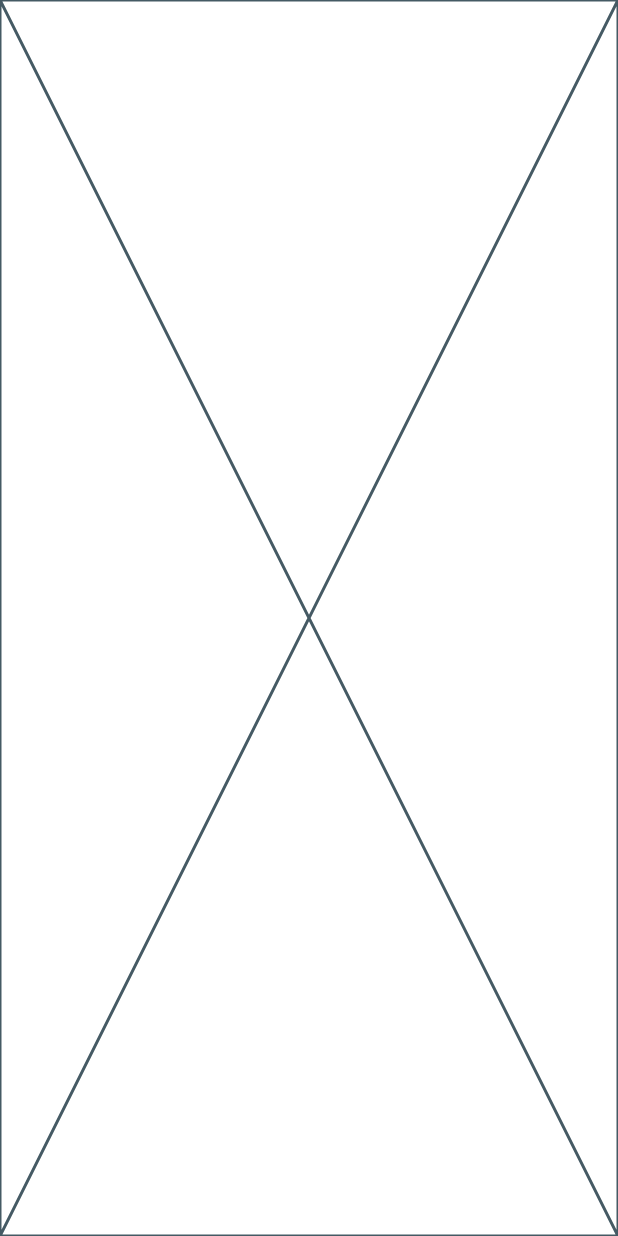
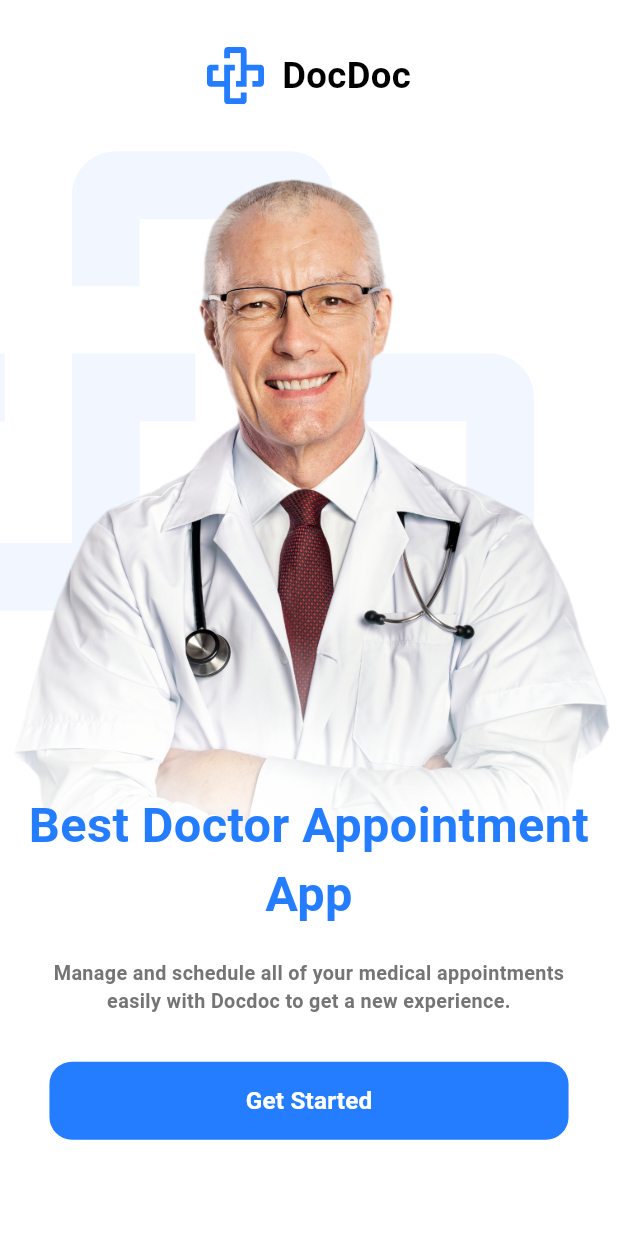
Before and after one commit to wogoodwael/flutter_advanced_app, a Flutter app: the screen it shows after launch, on a phone screen of 412 x 824 dp. Run offline on Flutter 3.47's test engine with Material 3 defaults, Android fonts, the phone set to English and light mode, and no system bars; our stand-ins replace flutter_screenutil, flutter_svg.

Commit message:
added images and svgs to asset folder made a file for doc app client added navigation extentions added routing folder added colors and text style added login screen added onboarding screen

```diff
--- /dev/null
+++ b/lib/core/helper/extentions.dart
@@ -0,0 +1,33 @@
+import 'package:flutter/material.dart';
+
+extension Navigation on BuildContext {
+  Future<dynamic> pushNamed(String routeName, {Object? arguments}) {
+    return Navigator.of(this).pushNamed(routeName, arguments: arguments);
+  }
+
+  Future<dynamic> pushReplacementNamed(String routeName, {Object? arguments}) {
+    return Navigator.of(
+      this,
+    ).pushReplacementNamed(routeName, arguments: arguments);
+  }
+
+  Future<dynamic> pushNamedAndRemoveUntil(
+    String routeName, {
+    Object? arguments,
+    required RoutePredicate predicate,
+  }) {
+    return Navigator.of(
+      this,
+    ).pushNamedAndRemoveUntil(routeName, predicate, arguments: arguments);
+  }
+
+  void pop() => Navigator.of(this).pop();
+}
+
+extension StringExtension on String? {
+  bool isNullOrEmpty() => this == null || this == "";
+}
+
+extension ListExtension<T> on List<T>? {
+  bool isNullOrEmpty() => this == null || this!.isEmpty;
+}
--- /dev/null
+++ b/lib/core/routing/app_router.dart
@@ -0,0 +1,27 @@
+import 'package:advanced_app/core/routing/routes.dart';
+import 'package:advanced_app/features/auth/login/login_screen.dart';
+import 'package:advanced_app/features/onboarding/onboarding_screen.dart';
+import 'package:flutter/material.dart';
+
+class AppRouter {
+  Route<dynamic> generateRoute(RouteSettings settings) {
+    switch (settings.name) {
+      case Routes.onBoarding:
+        return MaterialPageRoute(
+          builder: (_) => const OnboardingScreen(),
+        );
+      case Routes.login:
+        return MaterialPageRoute(
+          builder: (_) => const LoginScreen(),
+        );
+      default:
+        return MaterialPageRoute(
+          builder: (_) =>  Scaffold(
+            body: Center(
+              child: Text('No route defined for ${settings.name}'),
+            ),
+          ),
+        );
+    }
+  }
+}
--- /dev/null
+++ b/lib/core/routing/routes.dart
@@ -0,0 +1,4 @@
+class Routes {
+  static const String onBoarding = "/onBoardingScreen";
+  static const String login = "/LoginScreen";
+}
--- /dev/null
+++ b/lib/core/theme/colors.dart
@@ -0,0 +1,6 @@
+import 'package:flutter/widgets.dart';
+
+class ColorsManager {
+  static const Color primary = Color(0xff247CFF);
+  static const Color grey = Color(0xff757575);
+}
--- /dev/null
+++ b/lib/core/theme/styles.dart
@@ -0,0 +1,24 @@
+import 'package:advanced_app/core/theme/colors.dart';
+import 'package:flutter/material.dart';
+import 'package:flutter/widgets.dart';
+import 'package:flutter_screenutil/flutter_screenutil.dart';
+
+class TextStyles {
+  static TextStyle font24Black700weight = TextStyle(
+    fontSize: 24.sp, fontWeight: FontWeight.w700,
+    color: Colors.black
+  );
+  static TextStyle font32BlueBold = TextStyle(
+    fontSize: 32.sp, fontWeight: FontWeight.bold,
+    color:ColorsManager.primary
+  );
+  static TextStyle font13GreyRegular = TextStyle(
+    fontSize: 13.sp, fontWeight: FontWeight.bold,
+    color:ColorsManager.grey
+  );
+  static TextStyle font16White600Weight = TextStyle(
+    fontSize: 16.sp, fontWeight: FontWeight.w600,
+    color:Colors.white
+  );
+
+}
--- /dev/null
+++ b/lib/features/auth/login/login_screen.dart
@@ -0,0 +1,10 @@
+import 'package:flutter/material.dart';
+
+class LoginScreen extends StatelessWidget {
+  const LoginScreen({super.key});
+
+  @override
+  Widget build(BuildContext context) {
+    return const Placeholder();
+  }
+}
--- /dev/null
+++ b/lib/features/doc_app.dart
@@ -0,0 +1,30 @@
+import 'package:advanced_app/core/routing/app_router.dart';
+import 'package:advanced_app/core/routing/routes.dart';
+import 'package:advanced_app/core/theme/colors.dart';
+import 'package:flutter/material.dart';
+import 'package:flutter_screenutil/flutter_screenutil.dart';
+
+class DocApp extends StatelessWidget {
+  final AppRouter appRouter;
+  const DocApp({super.key, required this.appRouter});
+
+  @override
+  Widget build(BuildContext context) {
+    return ScreenUtilInit(
+      designSize: const Size(375, 812),
+      minTextAdapt: true,
+      splitScreenMode: true,
+
+      child: MaterialApp(
+        onGenerateRoute: appRouter.generateRoute,
+        theme: ThemeData(
+          scaffoldBackgroundColor: Colors.white,
+
+          primaryColor: ColorsManager.primary,
+        ),
+        debugShowCheckedModeBanner: false,
+        initialRoute: Routes.onBoarding,
+      ),
+    );
+  }
+}
--- /dev/null
+++ b/lib/features/onboarding/onboarding_screen.dart
@@ -0,0 +1,44 @@
+import 'package:advanced_app/core/theme/styles.dart';
+import 'package:advanced_app/features/onboarding/widgets/doclogo_and_name.dart';
+import 'package:advanced_app/features/onboarding/widgets/doctor_image_and_text.dart';
+import 'package:advanced_app/features/onboarding/widgets/get_started_btn.dart';
+import 'package:flutter/material.dart';
+import 'package:flutter_screenutil/flutter_screenutil.dart';
+
+class OnboardingScreen extends StatelessWidget {
+  const OnboardingScreen({super.key});
+
+  @override
+  Widget build(BuildContext context) {
+    return Scaffold(
+      body: SafeArea(
+        child: SingleChildScrollView(
+          child: Padding(
+            padding: EdgeInsets.only(top: 30.h),
+            child: Column(
+              children: [
+                DoclogoAndName(),
+                SizedBox(height: 30.h),
+                DoctorImageAndText(),
+                Padding(
+                  padding: EdgeInsets.symmetric(horizontal: 30.w),
+                  child: Column(
+                    children: [
+                      Text(
+                        textAlign: TextAlign.center,
+                        "Manage and schedule all of your medical appointments easily with Docdoc to get a new experience.",
+                        style: TextStyles.font13GreyRegular,
+                      ),
+                                      SizedBox(height: 30.h),
+GetStartedBtn(),
+                    ],
+                  ),
+                ),
+              ],
+            ),
+          ),
+        ),
+      ),
+    );
+  }
+}
--- /dev/null
+++ b/lib/features/onboarding/widgets/doclogo_and_name.dart
@@ -0,0 +1,20 @@
+import 'package:advanced_app/core/theme/styles.dart';
+import 'package:flutter/material.dart';
+import 'package:flutter_screenutil/flutter_screenutil.dart';
+import 'package:flutter_svg/flutter_svg.dart';
+
+class DoclogoAndName extends StatelessWidget {
+  const DoclogoAndName({super.key});
+
+  @override
+  Widget build(BuildContext context) {
+    return Row(
+      spacing: 10.w,
+      mainAxisAlignment: MainAxisAlignment.center,
+      children: [
+        SvgPicture.asset("assets/svgs/logo.svg"),
+        Text("DocDoc", style: TextStyles.font24Black700weight),
+      ],
+    );
+  }
+}
--- /dev/null
+++ b/lib/features/onboarding/widgets/doctor_image_and_text.dart
@@ -0,0 +1,37 @@
+import 'package:advanced_app/core/theme/styles.dart';
+import 'package:flutter/material.dart';
+import 'package:flutter_svg/svg.dart';
+
+class DoctorImageAndText extends StatelessWidget {
+  const DoctorImageAndText({super.key});
+
+  @override
+  Widget build(BuildContext context) {
+    return Stack(
+      children: [
+        SvgPicture.asset("assets/svgs/logo_back.svg"),
+        Container(
+          foregroundDecoration: BoxDecoration(
+            gradient: LinearGradient(
+              begin: Alignment.bottomCenter,
+              end: Alignment.topCenter,
+              stops: const [0.14, .4],
+              colors: [Colors.white, Colors.white.withValues(alpha: 0)],
+            ),
+          ),
+          child: Image.asset("assets/images/doc_image.png"),
+        ),
+        Positioned(
+          left: 0,
+          right: 0,
+          bottom: 20,
+          child: Text(
+            textAlign: TextAlign.center,
+            "Best Doctor Appointment App",
+            style: TextStyles.font32BlueBold,
+          ),
+        ),
+      ],
+    );
+  }
+}
--- /dev/null
+++ b/lib/features/onboarding/widgets/get_started_btn.dart
@@ -0,0 +1,25 @@
+import 'package:advanced_app/core/helper/extentions.dart';
+import 'package:advanced_app/core/routing/routes.dart';
+import 'package:advanced_app/core/theme/colors.dart';
+import 'package:advanced_app/core/theme/styles.dart';
+import 'package:flutter/material.dart';
+
+class GetStartedBtn extends StatelessWidget {
+  const GetStartedBtn({super.key});
+
+  @override
+  Widget build(BuildContext context) {
+    return ElevatedButton(
+      style: ElevatedButton.styleFrom(
+        elevation: 0,
+        backgroundColor: ColorsManager.primary,
+        minimumSize: Size(double.infinity, 52),
+        shape: RoundedRectangleBorder(borderRadius: BorderRadius.circular(15)),
+      ),
+      onPressed: () {
+        context.pushNamed(Routes.login);
+      },
+      child: Text("Get Started", style: TextStyles.font16White600Weight),
+    );
+  }
+}
--- a/lib/main.dart
+++ b/lib/main.dart
@@ -1,18 +1,16 @@
+import 'package:advanced_app/core/routing/app_router.dart';
+import 'package:advanced_app/features/doc_app.dart';
 import 'package:flutter/material.dart';
 
 void main() {
-  runApp(MyApp());
+  runApp(DocApp(
+    appRouter: AppRouter(),
+  ));
 }
 
-class MyApp extends StatelessWidget {
-  const MyApp({super.key});
 
-  @override
-  Widget build(BuildContext context) {
-    return MaterialApp(debugShowCheckedModeBanner: false , home: HomePage(),);
-  }
-}
 class HomePage extends StatelessWidget {
+  //test
   const HomePage({super.key});
 
   @override
```
Also changed, not shown: pubspec.yaml (+5 -2 lines), assets/images/doc_image.png (added), assets/svgs/logo.svg (added), assets/svgs/logo_back.svg (added), pubspec.lock, 4 other files.
